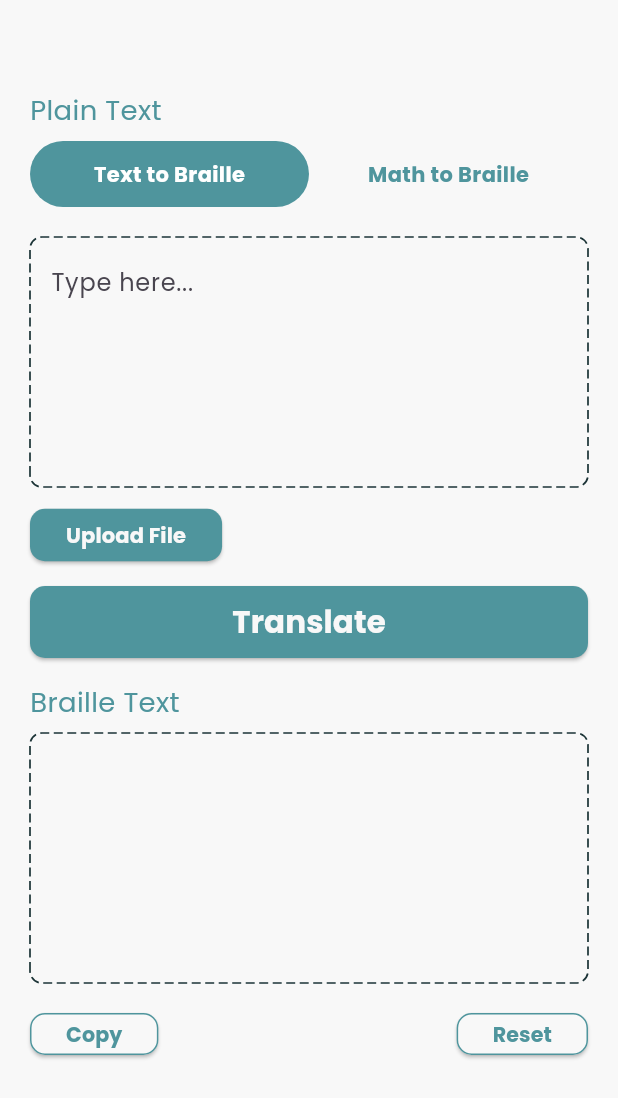
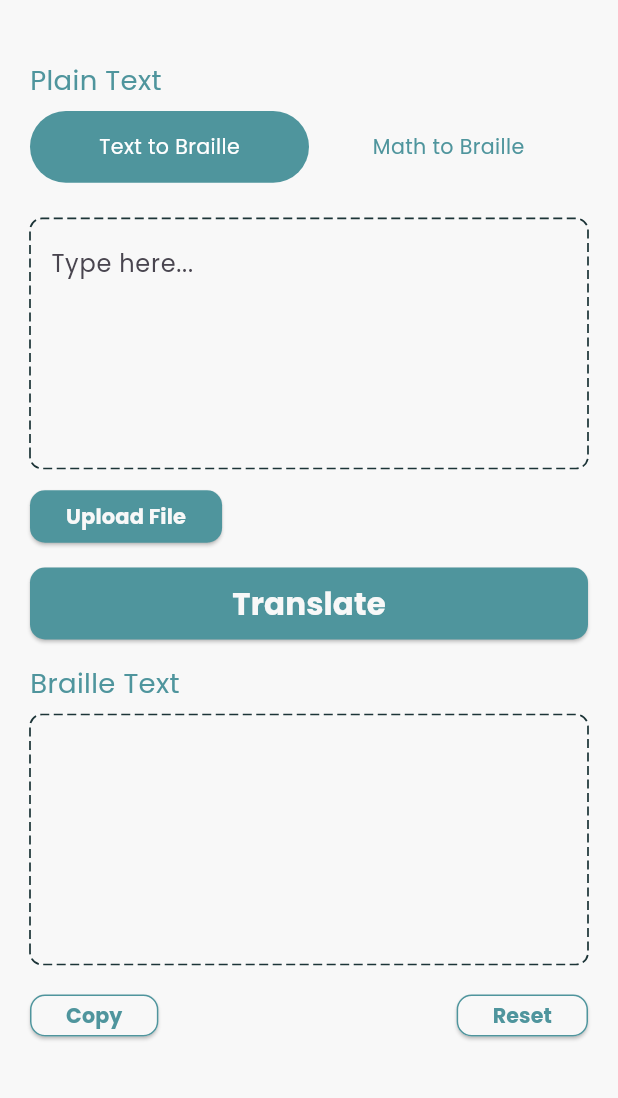
Before and after one commit to AhmadNaufal2525/braille-app, a Flutter app: the HomeScreen screen opened directly with empty values, on a phone screen of 412 x 824 dp. Shown: the top 1098 px of the screen. Run offline on Flutter 3.47's test engine with Material 3 defaults, Android fonts, the phone set to English and light mode, and no system bars; drawn by our look-alikes of dotted_border; our stand-ins replace camera, dots_indicator, file_picker, flutter_screenutil, flutter_svg, permission_handler and 1 more; missing offline and left inert: google_mlkit_text_recognition, syncfusion_flutter_pdf; accounts and stored records are empty.

Commit message:
update home screen

```diff
--- a/lib/ui/screen/home/home_screen.dart
+++ b/lib/ui/screen/home/home_screen.dart
@@ -3,6 +3,7 @@ import 'package:braille_app/ui/screen/home/text_plain_to_braille.dart';
 import 'package:braille_app/ui/shared/label.dart';
 import 'package:braille_app/utils/config/theme/app_colors.dart';
 import 'package:flutter/material.dart';
+import 'package:flutter_screenutil/flutter_screenutil.dart';
 
 class HomeScreen extends StatefulWidget {
   final String scannedTextFromScanner;
@@ -22,11 +23,10 @@ class _HomeScreenState extends State<HomeScreen> {
       backgroundColor: AppColors.bgColor,
       body: SingleChildScrollView(
         child: Padding(
-          padding: const EdgeInsets.symmetric(vertical: 30, horizontal: 20),
+          padding: const EdgeInsets.symmetric(horizontal: 20, vertical: 40),
           child: Column(
             crossAxisAlignment: CrossAxisAlignment.start,
             children: [
-              SizedBox(height: 30),
               isPlainToBraille
                   ? Label(text: 'Plain Text')
                   : Label(text: 'Math Text'),
@@ -40,6 +40,8 @@ class _HomeScreenState extends State<HomeScreen> {
                         });
                       },
                       child: AnimatedContainer(
+                        width: 320.w,
+                        height: 40.h,
                         duration: const Duration(milliseconds: 300),
                         padding: const EdgeInsets.symmetric(vertical: 12),
                         decoration: BoxDecoration(
@@ -47,17 +49,17 @@ class _HomeScreenState extends State<HomeScreen> {
                               isPlainToBraille
                                   ? AppColors.primaryColor
                                   : Colors.transparent,
-                          borderRadius: BorderRadius.circular(30),
+                          borderRadius: BorderRadius.circular(30).r,
                         ),
                         child: Center(
                           child: Text(
                             'Text to Braille',
                             style: TextStyle(
+                              fontSize: 12.0.sp,
                               color:
                                   isPlainToBraille
                                       ? Colors.white
                                       : AppColors.primaryColor,
-                              fontWeight: FontWeight.w600,
                             ),
                           ),
                         ),
@@ -72,6 +74,8 @@ class _HomeScreenState extends State<HomeScreen> {
                         });
                       },
                       child: AnimatedContainer(
+                        width: 320.w,
+                        height: 40.h,
                         duration: const Duration(milliseconds: 300),
                         padding: const EdgeInsets.symmetric(vertical: 12),
                         decoration: BoxDecoration(
@@ -85,11 +89,11 @@ class _HomeScreenState extends State<HomeScreen> {
                           child: Text(
                             'Math to Braille',
                             style: TextStyle(
+                              fontSize: 12.0.sp,
                               color:
                                   !isPlainToBraille
                                       ? Colors.white
                                       : AppColors.primaryColor,
-                              fontWeight: FontWeight.w600,
                             ),
                           ),
                         ),
@@ -98,7 +102,7 @@ class _HomeScreenState extends State<HomeScreen> {
                   ),
                 ],
               ),
-              const SizedBox(height: 20),
+              20.verticalSpace,
               // Pass scanned text to TextPlainToBraille
               isPlainToBraille
                   ? TextPlainToBraille(
```
